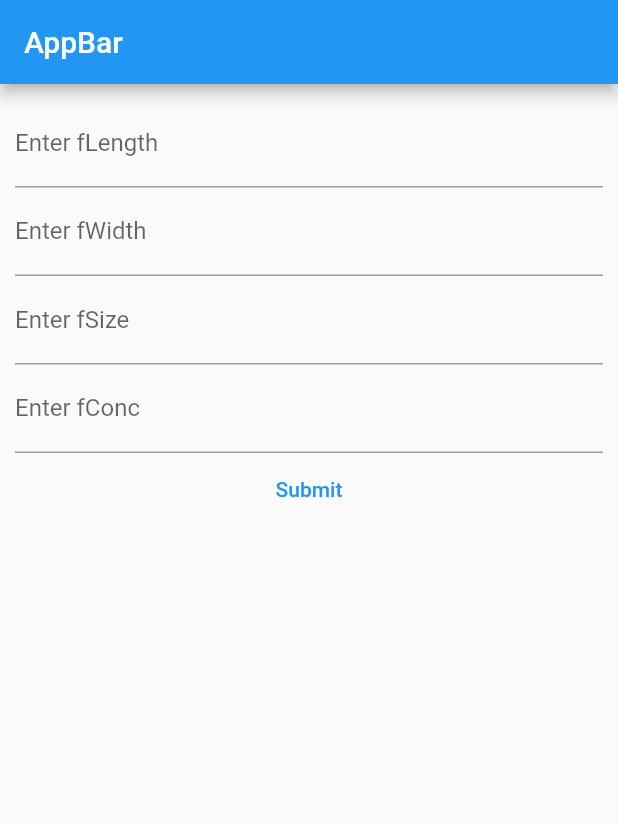
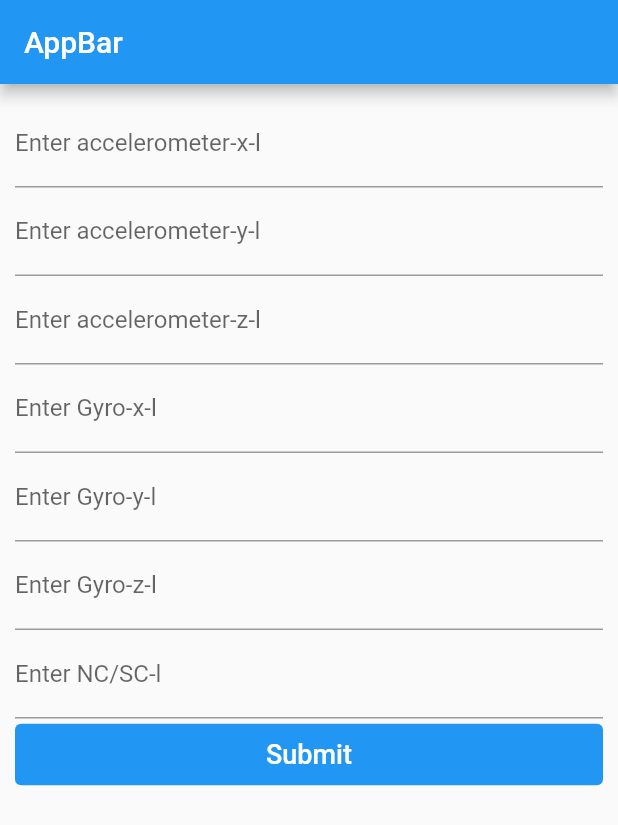
Before and after one commit to Chiragm550/Parkinson-detector, a Flutter app: the screen it shows after launch, after a tap on "Submit", on a phone screen of 412 x 824 dp. Shown: the top 825 px of the screen. Run offline on Flutter 3.47's test engine with Material 2 defaults, Android fonts, the phone set to English and light mode, and no system bars; network calls fail.

Commit message:
Update the app

```diff
--- a/myapp/lib/widgets/home.dart
+++ b/myapp/lib/widgets/home.dart
@@ -12,13 +12,29 @@ class Home extends StatefulWidget {
 
 class _HomeState extends State<Home> {
   final _formKey = GlobalKey<FormState>();
-  String fLength = '';
-  String fWidth = '';
-  String fSize = '';
-  String fConc = '';
+
+  final fieldNames = [
+    'accelerometer-x-l',
+    'accelerometer-y-l',
+    'accelerometer-z-l',
+    'Gyro-x-l',
+    'Gyro-y-l',
+    'Gyro-z-l',
+    'NC/SC-l'
+  ];
+
+  final fieldValues = [
+    "",
+    "",
+    "",
+    "",
+    "",
+    "",
+    "",
+  ];
 
   var data;
-  String output = '';
+  var output = "";
 
   Future<void> savingForm() async {
     final validation = _formKey.currentState!.validate();
@@ -41,50 +57,74 @@ class _HomeState extends State<Home> {
           margin: const EdgeInsets.all(10),
           child: Form(
               key: _formKey,
-              child: Column(children: [
-                TextFormField(
-                  decoration: const InputDecoration(labelText: "Enter fLength"),
-                  onSaved: (newValue) {
-                    fLength = newValue.toString();
-                  },
-                ),
-                TextFormField(
-                  decoration: const InputDecoration(labelText: "Enter fWidth"),
-                  onSaved: (newValue) {
-                    fWidth = newValue.toString();
-                  },
-                ),
-                TextFormField(
-                  decoration: const InputDecoration(labelText: "Enter fSize"),
-                  onSaved: (newValue) {
-                    fSize = newValue.toString();
-                  },
-                ),
-                TextFormField(
-                  decoration: const InputDecoration(labelText: "Enter fConc"),
-                  onSaved: (newValue) {
-                    fConc = newValue.toString();
-                  },
-                ),
+              child: ListView(scrollDirection: Axis.vertical, children: [
+                ...List.generate(fieldNames.length, (index) {
+                  return TextFormField(
+                    decoration: InputDecoration(
+                        labelText: "Enter ${fieldNames[index]}"),
+                    onSaved: (newValue) {
+                      fieldValues[index] = newValue.toString();
+                    },
+                  );
+                }),
                 TextButton(
                     onPressed: () async {
                       savingForm();
-
                       const url = 'http://10.0.2.2:5000/predict';
                       data = await http.post(Uri.parse(url),
                           body: json.encode({
-                            'fLength': fLength,
-                            'fWidth': fWidth,
-                            'fSize': fSize,
-                            'fConc': fConc
+                            fieldNames[0]: fieldValues[0],
+                            fieldNames[1]: fieldValues[1],
+                            fieldNames[2]: fieldValues[2],
+                            fieldNames[3]: fieldValues[3],
+                            fieldNames[4]: fieldValues[4],
+                            fieldNames[5]: fieldValues[5],
+                            fieldNames[6]: fieldValues[6],
                           }));
 
+                      for (int i = 0; i < 7; i++) {
+                        print('${fieldValues[i]} ');
+                      }
                       print('Data is ${json.decode(data.body)}');
+
+                      final decoded = json.decode(data.body);
+
+                      setState(() {
+                        output = decoded['result'] == 1
+                            ? 'Parkinsons'
+                            : 'No Parkinsons';
+                      });
                     },
-                    child: const Text('Submit')),
+                    style: TextButton.styleFrom(
+                      padding: const EdgeInsets.all(10.0),
+                      backgroundColor: Colors.blue,
+                    ),
+                    child: const Text(
+                      'Submit',
+                      style: TextStyle(
+                          fontSize: 18,
+                          color: Colors.white,
+                          ),
+                    )),
+                Center(
+                    child: Text(
+                  output.toString(),
+                  style: const TextStyle(
+                      color: Colors.red,
+                      fontSize: 25,
+                      fontWeight: FontWeight.bold),
+                ))
               ])),
         ),
       ),
     );
   }
 }
+
+// TextFormField(
+//                   decoration:
+//                       const InputDecoration(labelText: "Enter accelometer-x-l"),
+//                   onSaved: (newValue) {
+//                     fLength = newValue.toString();
+//                   },
+//                 )
```
Also changed, not shown: 3 other files.
